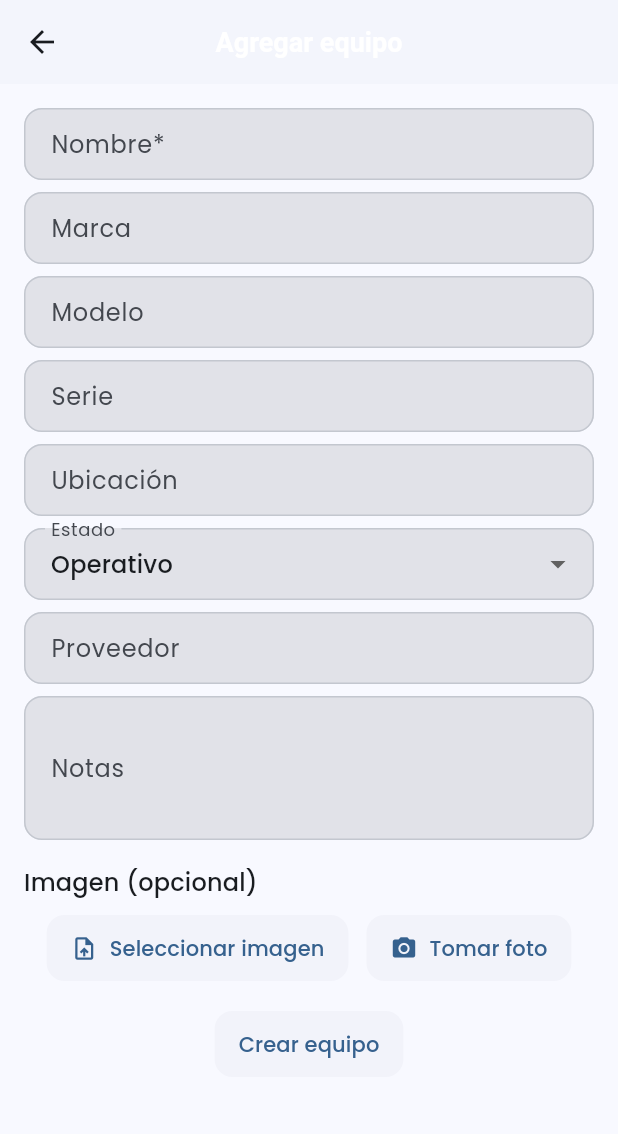
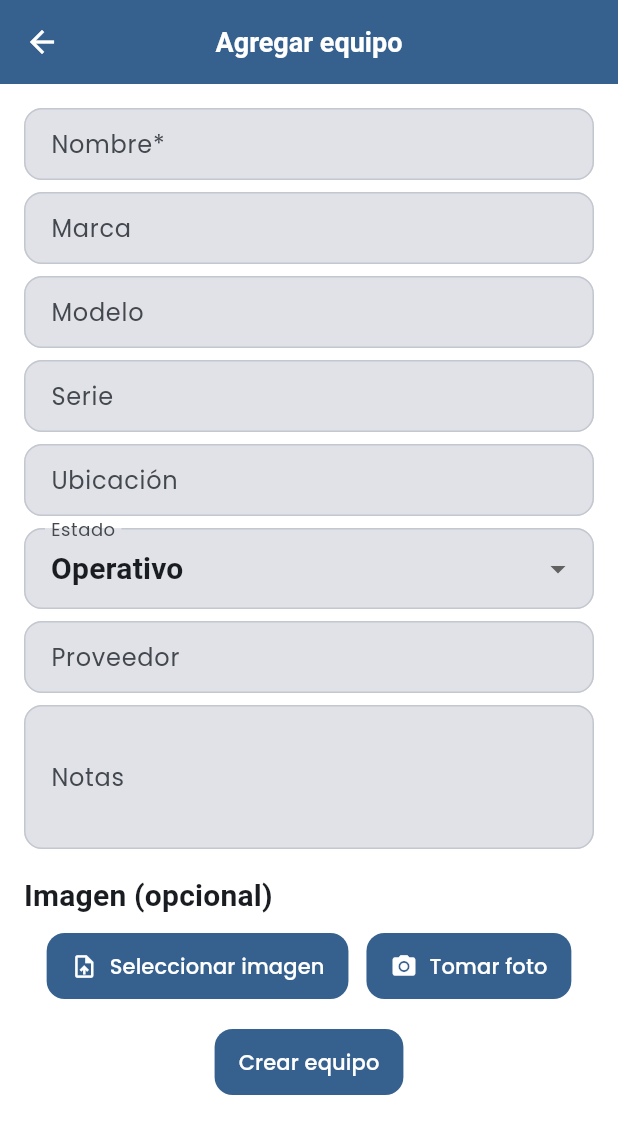
Before and after one commit to JacoboSolarte/Proyecto_flutter, a Flutter app: the screen it shows once a user with an empty profile is signed in, after a tap on "Agregar equipo", on a phone screen of 412 x 824 dp. Shown: the top 1134 px of the screen. Run offline on Flutter 3.47's test engine with Material 3 defaults, Android fonts, the phone set to English and light mode, and no system bars; our stand-ins replace file_picker, flutter_dotenv, flutter_riverpod, google_fonts, image_picker, qr_flutter and 1 more; missing offline and left inert: file_saver, mobile_scanner; accounts and stored records are empty; network calls fail.

Commit message:
mejoras de diseño

```diff
--- a/lib/features/equipment/presentation/widgets/summary_bar.dart
+++ b/lib/features/equipment/presentation/widgets/summary_bar.dart
@@ -19,15 +19,21 @@ class SummaryBar extends StatelessWidget {
 
   @override
   Widget build(BuildContext context) {
+    return LayoutBuilder(
+      builder: (context, constraints) {
+        final isNarrow = constraints.maxWidth < 400;
+        final isVeryNarrow = constraints.maxWidth < 320;
+        final spacing = isVeryNarrow ? 6.0 : (isNarrow ? 8.0 : 10.0);
+        final padding = EdgeInsets.all(isNarrow ? 10 : 12);
         return Card(
           elevation: 1,
           shape: RoundedRectangleBorder(borderRadius: BorderRadius.circular(12)),
           child: Padding(
-        padding: const EdgeInsets.all(12),
+            padding: padding,
             child: Wrap(
               alignment: WrapAlignment.center,
-          spacing: 8,
-          runSpacing: 8,
+              spacing: spacing,
+              runSpacing: spacing,
               children: [
                 _summaryChip(
                   context,
@@ -35,6 +41,7 @@ class SummaryBar extends StatelessWidget {
                   icon: Icons.list_alt,
                   count: total,
                   color: Theme.of(context).colorScheme.primary,
+                  compact: isNarrow,
                 ),
                 _summaryChip(
                   context,
@@ -42,6 +49,7 @@ class SummaryBar extends StatelessWidget {
                   icon: Icons.check_circle,
                   count: countOperativo,
                   color: Colors.green,
+                  compact: isNarrow,
                 ),
                 _summaryChip(
                   context,
@@ -49,6 +57,7 @@ class SummaryBar extends StatelessWidget {
                   icon: Icons.build_circle,
                   count: countMantenimiento,
                   color: Colors.amber,
+                  compact: isNarrow,
                 ),
                 _summaryChip(
                   context,
@@ -56,6 +65,7 @@ class SummaryBar extends StatelessWidget {
                   icon: Icons.report,
                   count: countFueraServicio,
                   color: Colors.red,
+                  compact: isNarrow,
                 ),
                 _summaryChip(
                   context,
@@ -63,10 +73,13 @@ class SummaryBar extends StatelessWidget {
                   icon: Icons.track_changes,
                   count: countSeguimiento,
                   color: Colors.blueGrey,
+                  compact: isNarrow,
                 ),
               ],
             ),
           ),
+        );
+      },
     );
   }
 
@@ -76,17 +89,23 @@ class SummaryBar extends StatelessWidget {
     required IconData icon,
     required int count,
     required Color color,
+    bool compact = false,
   }) {
     final scheme = Theme.of(context).colorScheme;
     final bg = color.withValues(alpha: 0.10);
     final border = color.withValues(alpha: 0.25);
+    final textStyle = Theme.of(context).textTheme.bodySmall?.copyWith(
+      color: scheme.onSurface,
+      fontSize: compact ? 12 : 13,
+      fontWeight: FontWeight.w500,
+    );
     return Chip(
-      avatar: Icon(icon, color: color, size: 18),
-      label: Text('$label: $count', style: TextStyle(color: scheme.onSurface)),
+      avatar: Icon(icon, color: color, size: compact ? 16 : 18),
+      label: Text('$label: $count', style: textStyle),
       backgroundColor: bg,
       side: BorderSide(color: border),
       shape: RoundedRectangleBorder(borderRadius: BorderRadius.circular(10)),
-      padding: const EdgeInsets.symmetric(horizontal: 6),
+      padding: EdgeInsets.symmetric(horizontal: compact ? 6 : 8, vertical: compact ? 2 : 4),
     );
   }
 }
--- a/lib/main.dart
+++ b/lib/main.dart
@@ -25,8 +25,11 @@ class MyApp extends StatelessWidget {
   // This widget is the root of your application.
   @override
   Widget build(BuildContext context) {
-    // Cambiamos el esquema de color a un azul para un look móvil limpio
-    final colorScheme = ColorScheme.fromSeed(seedColor: Colors.blue);
+    // Paleta médica Material 3: azul clínico + acento teal
+    final _baseScheme = ColorScheme.fromSeed(seedColor: Colors.blue);
+    final colorScheme = _baseScheme.copyWith(
+      secondary: Colors.teal,
+    );
     return MaterialApp(
       title: 'Biomedic',
       debugShowCheckedModeBanner: false,
@@ -37,11 +40,15 @@ class MyApp extends StatelessWidget {
         textTheme: GoogleFonts.poppinsTextTheme().apply(
           bodyColor: colorScheme.onSurface,
           displayColor: colorScheme.onSurface,
+        ).copyWith(
+          titleLarge: const TextStyle(fontSize: 26, fontWeight: FontWeight.w600),
+          titleMedium: const TextStyle(fontSize: 20, fontWeight: FontWeight.w600),
         ),
-        scaffoldBackgroundColor: colorScheme.surface,
+        // Fondo blanco limpio
+        scaffoldBackgroundColor: Colors.white,
         appBarTheme: AppBarTheme(
-          backgroundColor: colorScheme.surface,
-          foregroundColor: colorScheme.onSurface,
+          backgroundColor: colorScheme.primary,
+          foregroundColor: colorScheme.onPrimary,
           elevation: 0.5,
           centerTitle: true,
           titleTextStyle: const TextStyle(
@@ -92,6 +99,8 @@ class MyApp extends StatelessWidget {
         elevatedButtonTheme: ElevatedButtonThemeData(
           style: ElevatedButton.styleFrom(
             elevation: 0,
+            backgroundColor: colorScheme.primary,
+            foregroundColor: colorScheme.onPrimary,
             shape: RoundedRectangleBorder(
               borderRadius: BorderRadius.circular(12),
             ),
@@ -106,6 +115,14 @@ class MyApp extends StatelessWidget {
               borderRadius: BorderRadius.circular(12),
             ),
             padding: const EdgeInsets.symmetric(horizontal: 16, vertical: 12),
+          ),
+        ),
+        filledButtonTheme: FilledButtonThemeData(
+          style: FilledButton.styleFrom(
+            backgroundColor: colorScheme.primary,
+            foregroundColor: colorScheme.onPrimary,
+            padding: const EdgeInsets.symmetric(horizontal: 16, vertical: 12),
+            shape: RoundedRectangleBorder(borderRadius: BorderRadius.circular(12)),
           ),
         ),
         pageTransitionsTheme: const PageTransitionsTheme(
```
Also changed, not shown: lib/features/auth/presentation/pages/forgot_password_page.dart (line endings or trailing spaces), lib/features/auth/presentation/pages/profile_page.dart (line endings or trailing spaces), lib/features/auth/presentation/widgets/auth_layout.dart (line endings or trailing spaces), lib/features/equipment/data/repositories/image_analysis_repository_impl.dart (line endings or trailing spaces), lib/features/equipment/domain/entities/equipment.dart (line endings or trailing spaces), lib/features/equipment/presentation/pages/analysis_history_page.dart (line endings or trailing spaces), lib/features/equipment/presentation/pages/analysis_result_page.dart (line endings or trailing spaces), lib/features/equipment/presentation/providers/image_analysis_providers.dart (line endings or trailing spaces). Lines whose indentation alone changed are shown as unchanged.
